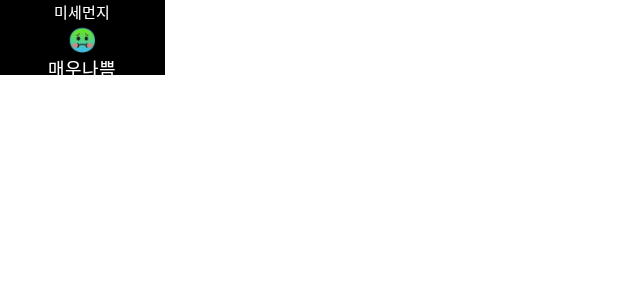
After one commit to victoryhwan0421/AirQuality, an Android app: the layout widget_simple.xml on its own in the app's theme, with its tools: preview values and no code run, on a phone screen of 412 x 824 dp. The commit adds this screen. Shown: the top 300 px of the screen. Run offline under Robolectric (Android 15) with nearby library versions, the phone set to English and light mode, and no system bars.

Commit message:
add Generate Widget

```diff
--- /dev/null
+++ b/app/src/main/res/drawable/shape_widget_background.xml
@@ -0,0 +1,10 @@
+<?xml version="1.0" encoding="utf-8"?>
+<shape xmlns:android="http://schemas.android.com/apk/res/android"
+    android:shape="rectangle">
+
+    <corners android:radius="10dp"/>
+    <stroke
+        android:width="1dp"
+        android:color="@color/white"/>
+
+</shape>
--- /dev/null
+++ b/app/src/main/res/layout/widget_simple.xml
@@ -0,0 +1,44 @@
+<?xml version="1.0" encoding="utf-8"?>
+<LinearLayout xmlns:android="http://schemas.android.com/apk/res/android"
+    xmlns:tools="http://schemas.android.com/tools"
+    android:layout_width="match_parent"
+    android:layout_height="match_parent"
+    android:background="@drawable/shape_widget_background"
+    android:gravity="center"
+    android:orientation="vertical"
+    tools:background="@color/black"
+    tools:layout_height="50dp"
+    tools:layout_width="110dp">
+
+    <TextView
+        android:id="@+id/labelTextView"
+        android:layout_width="wrap_content"
+        android:layout_height="wrap_content"
+        android:text="미세먼지"
+        android:textColor="@color/white"
+        android:textSize="10sp"
+        android:visibility="gone"
+        tools:ignore="HardcodedText,SmallSp"
+        tools:visibility="visible" />
+
+    <TextView
+        android:id="@+id/resultTextView"
+        android:layout_width="wrap_content"
+        android:layout_height="wrap_content"
+        android:text="로딩중"
+        android:textColor="@color/white"
+        android:textSize="15sp"
+        tools:text="🤢"
+        tools:ignore="HardcodedText" />
+
+    <TextView
+        android:id="@+id/gradeLabelTextView"
+        android:layout_width="wrap_content"
+        android:layout_height="wrap_content"
+        android:textColor="@color/white"
+        android:textSize="12sp"
+        android:visibility="gone"
+        tools:text="매우나쁨"
+        tools:visibility="visible" />
+
+</LinearLayout>
```
Also changed, not shown: app/src/main/AndroidManifest.xml (+11 -0 lines), app/src/main/java/com/cookandroid/airquality/MainActivity.kt (+38 -5 lines), app/src/main/java/com/cookandroid/airquality/appwidget/SimpleAirQualityWidgetProvider.kt (added, +17 -0 lines), app/src/main/res/xml/widget_simple_info.xml (added, +8 -0 lines).
